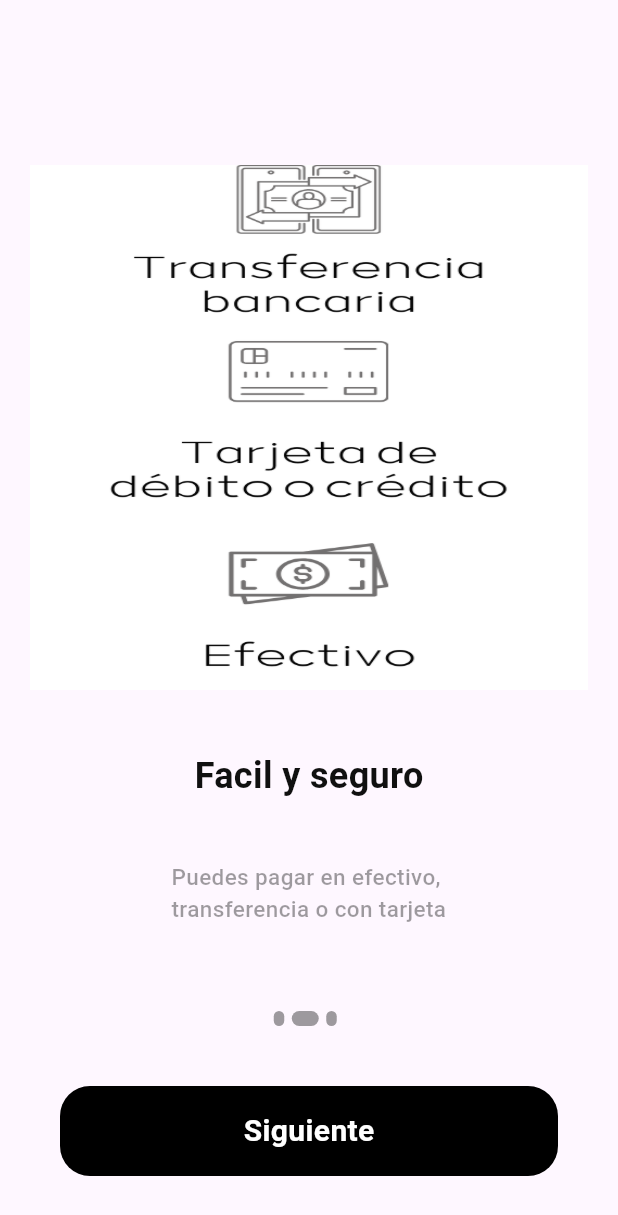
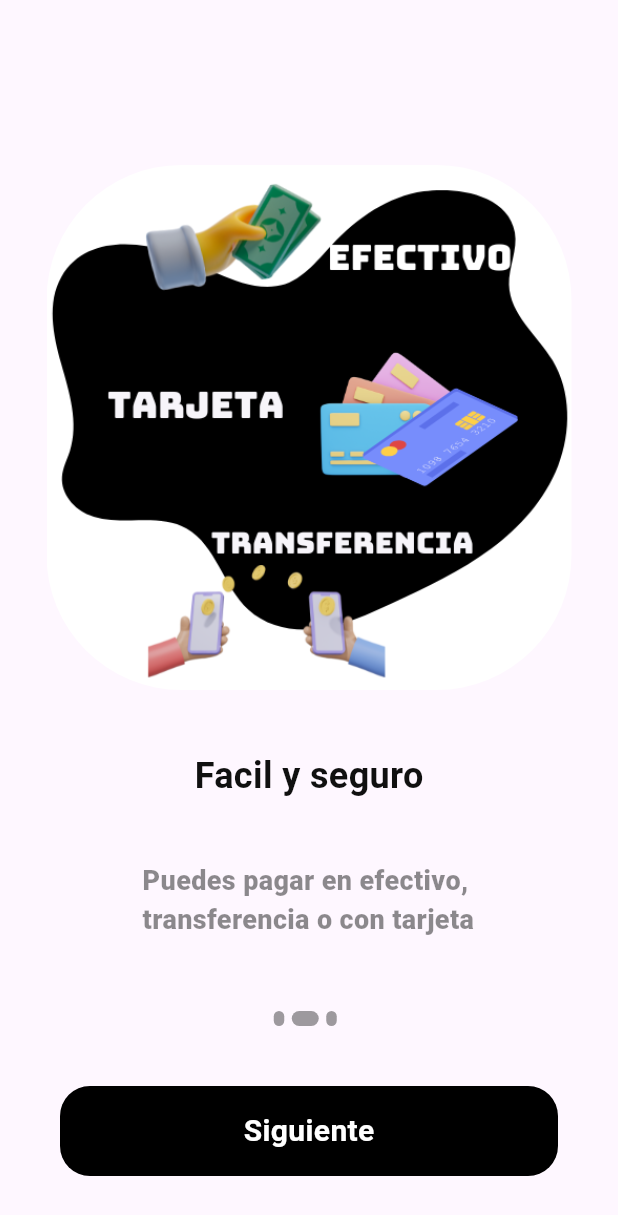
Before and after one commit to Erasmo0Castro/shop, a Flutter app: the screen it shows after launch, after a tap on "Siguiente", on a phone screen of 412 x 824 dp. Shown: the top 1215 px of the screen. Run offline on Flutter 3.47's test engine with Material 3 defaults, Android fonts, the phone set to English and light mode, and no system bars; our stand-ins replace curved_navigation_bar.

Commit message:
add borderRadius to Start page

```diff
--- a/lib/Widgets/content_model.dart
+++ b/lib/Widgets/content_model.dart
@@ -11,15 +11,15 @@ class UnboardingContent {
     UnboardingContent(
     descripcion: 'Selecciona la bebida que quieras \nSolo con un clic',
     image: "images/Botellas.png",
-    title: 'Elige entre todas \nlas variedades \nque tenemos \npara ti'),
+    title: 'Elige entre todas las variedades \nque tenemos para ti'),
 
     UnboardingContent(
     descripcion: 'Puedes pagar en efectivo, \ntransferencia o con tarjeta',
-    image: "images/paymethods.png",
+    image: "images/paymethod.png",
     title: 'Facil y seguro'),
 
     UnboardingContent(
-    descripcion: 'Envios a la puerta de tu casa ',
+    descripcion: 'Envios a la puerta de tu casa \nen menos de 30 minutos ',
     image: "images/delivey.png",
     title: 'Entrega inmediata')
   ];
--- a/lib/main.dart
+++ b/lib/main.dart
@@ -25,7 +25,7 @@ class MyApp extends StatelessWidget {
         colorScheme: ColorScheme.fromSeed(seedColor: Colors.deepPurple),
         useMaterial3: true,
       ),
-      home: Onboard(),
+      home: const Onboard(),
     );
   }
 }
--- a/lib/pages/login.dart
+++ b/lib/pages/login.dart
@@ -1,5 +1,4 @@
 import 'package:flutter/material.dart';
-import 'package:flutter/services.dart';
 import 'package:lishop/Widgets/widget_support.dart';
 import 'package:lishop/pages/signup.dart';
 
--- a/lib/pages/onboard.dart
+++ b/lib/pages/onboard.dart
@@ -48,25 +48,28 @@ class _OnboardState extends State<Onboard> {
 
             itemBuilder: (_, i){
             return Padding(
-             padding:EdgeInsets.only(
+             padding:const EdgeInsets.only(
               top: 110.0,
               left: 20,
               right: 20.0),
 
               child: Column(
                 children: [
-                Image.asset(contents[i].image,
-                height: 350,
-                width: MediaQuery.of(context).size.width,
-                fit: BoxFit.fill, ),
+                 ClipRRect(
+                  borderRadius: BorderRadius.circular(90),
+                  child: Image.asset(contents[i].image,
+                  height: 350,
+                  width: 350,
+                  fit: BoxFit.cover, ),
+                ),
 
-                SizedBox(height: 40.0,),
+                const SizedBox(height: 40.0,),
 
                 Text(contents[i].title, style: AppWidget.headlineTextFeildStyle(),),
 
-                SizedBox(height: 40.0,),
+                const SizedBox(height: 40.0,),
 
-                Text(contents[i].descripcion, style: AppWidget.lighteTextFeildStyle(),),
+                Text(contents[i].descripcion, style: AppWidget.lighteBigTextFeildStyle(),),
 
               ],
             ),
@@ -89,10 +92,10 @@ class _OnboardState extends State<Onboard> {
                   if(currentIndex==contents.length-1){
                     Navigator.pushReplacement(
                     context,
-                     MaterialPageRoute(builder: (context)=> SignUp()));
+                     MaterialPageRoute(builder: (context)=> const SignUp()));
                   }
                   _controller.nextPage(
-                  duration: Duration(milliseconds: 100),
+                  duration: const Duration(milliseconds: 100),
                    curve:  Curves.bounceIn);
                 },
                 child: Container (
@@ -101,12 +104,12 @@ class _OnboardState extends State<Onboard> {
                      borderRadius: BorderRadius.circular(20)
                               ),
                   height: 60,
-                  margin: EdgeInsets.all(40),
+                  margin: const EdgeInsets.all(40),
                   width: double.infinity,
                   child: Center(
                     child: Text(
                      currentIndex==contents.length-1?"Empezar": "Siguiente",
-                    style: TextStyle(
+                    style: const TextStyle(
                       color: Colors.white,
                       fontSize: 20.0,
                       fontWeight: FontWeight.bold),
@@ -124,7 +127,7 @@ class _OnboardState extends State<Onboard> {
   return Container(
     height: 10.0,
     width: currentIndex == index ? 18: 7,
-    margin: EdgeInsets.only(right: 5),
+    margin: const EdgeInsets.only(right: 5),
     decoration: BoxDecoration(
       borderRadius: BorderRadius.circular(6),
       color: Colors.black38
```
Also changed, not shown: images/paymethod.png (added), images/paymethods.png (deleted).
